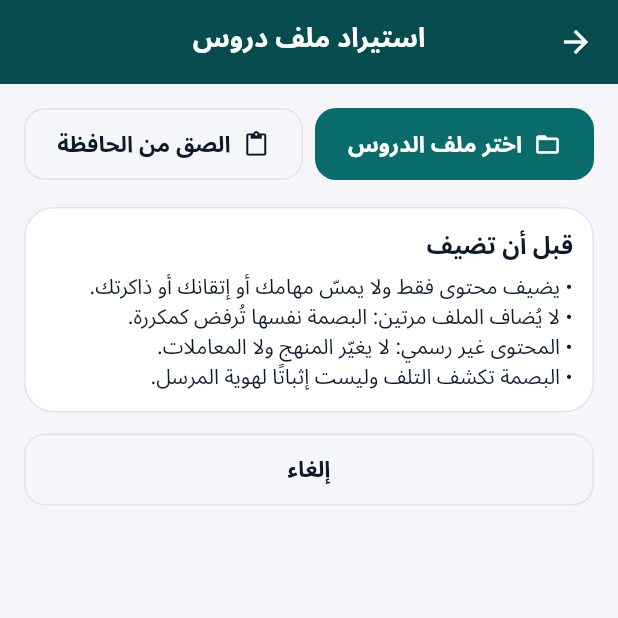
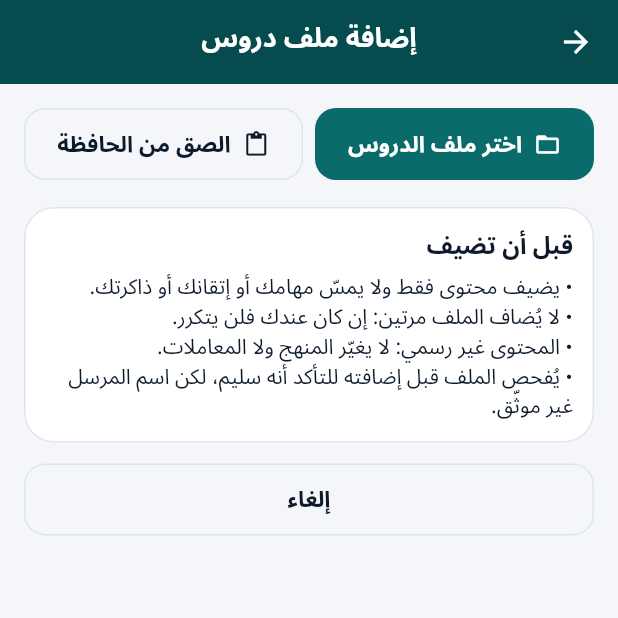
Before and after one commit to njigihmgugiuuif/morafig-tilmid, a Flutter app: the ImportScreen screen opened directly, on a phone screen of 412 x 824 dp, the top half of it. Run offline on Flutter 3.47's test engine with Material 3 defaults, Android fonts, the phone set to English and light mode, and no system bars; our stand-ins replace drift, shared_preferences; missing offline and left inert: dart:html, dart:js_interop; accounts and stored records are empty; generated files the repository leaves out were written again; Roboto replaces fonts that are missing (IBM Plex Sans Arabic, Readex Pro).

Commit message:
Apply round 1b: separate student lessons database, plain-Arabic wording, longer database wait

```diff
--- a/lib/database/connection/connection.dart
+++ b/lib/database/connection/connection.dart
@@ -21,3 +21,8 @@ QueryExecutor openConnection() {
 QueryExecutor openTeacherConnection() {
   return _impl.openTeacherConnection();
 }
+
+/// The student's own lessons (separate from the teacher panel's database).
+QueryExecutor openStudentLibraryConnection() {
+  return _impl.openStudentLibraryConnection();
+}
--- a/lib/database/connection/connection_native.dart
+++ b/lib/database/connection/connection_native.dart
@@ -13,6 +13,9 @@ QueryExecutor openConnection() => _open('student_app.sqlite');
 /// The separate teacher-content database (DEVIATION-23).
 QueryExecutor openTeacherConnection() => _open('teacher_content.sqlite');
 
+/// The student's own lessons, apart from the teacher panel's database.
+QueryExecutor openStudentLibraryConnection() => _open('student_library.sqlite');
+
 QueryExecutor _open(String fileName) {
   return LazyDatabase(() async {
     final dir = await getApplicationDocumentsDirectory();
--- a/lib/database/teacher_content_database.dart
+++ b/lib/database/teacher_content_database.dart
@@ -32,6 +32,11 @@ class TeacherContentDatabase extends _$TeacherContentDatabase {
   factory TeacherContentDatabase.open() =>
       TeacherContentDatabase(openTeacherConnection());
 
+  /// The student app's own lessons: same tables, but a database of its own,
+  /// so nothing a teacher authored on the same device is inside it.
+  factory TeacherContentDatabase.openStudentLibrary() =>
+      TeacherContentDatabase(openStudentLibraryConnection());
+
   @override
   int get schemaVersion => 1;
 
--- a/lib/repositories/teacher_content_repository.dart
+++ b/lib/repositories/teacher_content_repository.dart
@@ -189,7 +189,7 @@ class TeacherContentRepository {
         final existing = await _requireLesson(lessonId);
         if (existing.origin != LessonOrigin.authored.toDb) {
           throw TeacherContentException.single('imported_read_only',
-              'الدرس المستورد للقراءة فقط ولا يُعدَّل.');
+              'الدرس الذي وصلك من أستاذ للقراءة فقط ولا يُعدَّل.');
         }
         final status = LessonStatus.fromDb(existing.status);
         // Editing a published lesson is a NEW version; editing a lesson that
@@ -272,7 +272,7 @@ class TeacherContentRepository {
       final lesson = agg.lesson;
       if (lesson.origin != LessonOrigin.authored.toDb) {
         throw TeacherContentException.single('imported_read_only',
-            'حالة الدرس المستورد لا تتغير.');
+            'حالة الدرس الذي وصلك من أستاذ لا تتغير.');
       }
       final from = LessonStatus.fromDb(lesson.status);
       if (!canTransition(from, to)) {
@@ -311,7 +311,7 @@ class TeacherContentRepository {
     final lesson = await _requireLesson(lessonId);
     if (lesson.origin != LessonOrigin.authored.toDb) {
       throw TeacherContentException.single(
-          'imported_read_only', 'الدرس المستورد للقراءة فقط.');
+          'imported_read_only', 'الدرس الذي وصلك من أستاذ للقراءة فقط.');
     }
     await (_db.update(_db.teacherLessons)..where((t) => t.id.equals(lessonId)))
         .write(TeacherLessonsCompanion(
--- a/lib/services/lesson_remote_service.dart
+++ b/lib/services/lesson_remote_service.dart
@@ -82,7 +82,7 @@ class LessonRemoteService {
   void _requireConfigured() {
     if (!configured) {
       throw const RemoteException(
-          'المزامنة عبر الإنترنت غير مفعّلة بعد في هذه النسخة.');
+          'التحديث عبر الإنترنت غير مفعّل بعد في هذه النسخة.');
     }
   }
 
@@ -240,7 +240,7 @@ class LessonRemoteService {
     }
     if (entry.fingerprint != fingerprint) {
       throw const RemoteException(
-          'الدرس موجود على الخادم لكن بصمته لا تطابق ما أرسلته.');
+          'الدرس موجود على الخادم لكن محتواه لا يطابق ما أرسلته.');
     }
     final text = await downloadPackage(entry.packagePath);
     final Object? decoded;
@@ -256,7 +256,7 @@ class LessonRemoteService {
     if (decoded is! Map<String, dynamic> ||
         decoded['fingerprint'] != fingerprint) {
       throw const RemoteException(
-          'الملف الذي على الخادم لا يطابق الدرس المرسَل (البصمة مختلفة).');
+          'الملف الذي على الخادم لا يطابق الدرس المرسَل (المحتوى مختلف).');
     }
     if (pages != expectedPages) {
       throw RemoteException(
--- a/lib/services/teacher_package_service.dart
+++ b/lib/services/teacher_package_service.dart
@@ -136,11 +136,11 @@ class TeacherPackageService {
     final l = agg.lesson;
     if (l.origin != LessonOrigin.authored.toDb) {
       throw TeacherContentException.single(
-          'imported_not_exportable', 'لا يُصدَّر إلا درس كتبتَه أنت.');
+          'imported_not_exportable', 'لا تُحفظ نسخة إلا لدرس كتبتَه أنت.');
     }
     if (LessonStatus.fromDb(l.status) != LessonStatus.published) {
       throw TeacherContentException.single('not_published',
-          'لا تُصدَّر إلا الدروس «المنشورة». أرسل الدرس إلى المراجعة ثم اعتمده.');
+          'لا تُحفظ نسخة إلا للدروس «المنشورة». أرسل الدرس إلى المراجعة ثم اعتمده.');
     }
     final content = PackageContent(
       originLessonId: l.id,
@@ -312,7 +312,7 @@ class TeacherPackageService {
     if (stated is! String || stated != fingerprint) {
       return const PackagePreview(
           kind: PackageKind.corrupt,
-          message: 'بصمة ملف الدروس لا تطابق محتواه: الملف تالف أو عُدّل. '
+          message: 'هذا الملف تالف أو عُدّل بعد إنشائه. '
               'بياناتك لم تُمَس.');
     }
 
@@ -320,7 +320,7 @@ class TeacherPackageService {
     if (dup != null) {
       return PackagePreview(
         kind: PackageKind.duplicate,
-        message: 'هذا الملف موجود عندك بنفس البصمة، فلن تُضاف مرتين.',
+        message: 'هذا الدرس موجود عندك بالفعل، فلن يُضاف مرتين.',
         content: content,
         fingerprint: fingerprint,
         existingVersion: dup.versionNumber,
--- a/lib/ui/library/import_screen.dart
+++ b/lib/ui/library/import_screen.dart
@@ -123,7 +123,7 @@ class _ImportScreenState extends State<ImportScreen> {
     final preview = _preview;
     final c = preview?.content;
     return Scaffold(
-      appBar: AppBar(title: const Text('استيراد ملف دروس')),
+      appBar: AppBar(title: const Text('إضافة ملف دروس')),
       body: SafeArea(
         child: ListView(
           padding: const EdgeInsets.all(16),
@@ -209,9 +209,9 @@ class _ImportScreenState extends State<ImportScreen> {
                             fontSize: 16, fontWeight: FontWeight.w700)),
                     SizedBox(height: 6),
                     Text('• يضيف محتوى فقط ولا يمسّ مهامك أو إتقانك أو ذاكرتك.'),
-                    Text('• لا يُضاف الملف مرتين: البصمة نفسها تُرفض كمكررة.'),
+                    Text('• لا يُضاف الملف مرتين: إن كان عندك فلن يتكرر.'),
                     Text('• المحتوى غير رسمي: لا يغيّر المنهج ولا المعاملات.'),
-                    Text('• البصمة تكشف التلف وليست إثباتًا لهوية المرسل.'),
+                    Text('• يُفحص الملف قبل إضافته للتأكد أنه سليم، لكن اسم المرسل غير موثّق.'),
                   ],
                 ),
               ),
--- a/lib/ui/library/library_screen.dart
+++ b/lib/ui/library/library_screen.dart
@@ -75,7 +75,7 @@ class _LibraryScreenState extends State<LibraryScreen> {
     if (!state.lessonRemote.configured) {
       if (!silent) {
         setState(() => _syncMessage =
-            'التحديث عبر الإنترنت غير مفعّل بعد. يمكنك استيراد ملف دروس يدويًا.');
+            'التحديث عبر الإنترنت غير مفعّل بعد. يمكنك إضافة ملف دروس من أستاذك.');
       }
       return;
     }
@@ -157,11 +157,11 @@ class _LibraryScreenState extends State<LibraryScreen> {
       actions: [
         MqIconButton(
             icon: Icons.storage_outlined,
-            label: 'إدارة المحتوى المستورد',
+            label: 'دروسي على هذا الجهاز',
             onTap: _openManage),
         MqIconButton(
             icon: Icons.download_outlined,
-            label: 'استيراد ملف دروس',
+            label: 'إضافة ملف دروس',
             onTap: _openImport),
       ],
       children: [
@@ -229,7 +229,7 @@ class _LibraryScreenState extends State<LibraryScreen> {
               spacing: 6,
               children: [
                 ChoiceChip(
-                  label: const Text('كل ما استوردته'),
+                  label: const Text('كل دروسي'),
                   selected: _level == null,
                   onSelected: (_) => setState(() => _level = null),
                 ),
@@ -247,7 +247,7 @@ class _LibraryScreenState extends State<LibraryScreen> {
                   repo.listImported(level: _level, query: _search.text),
               isEmpty: (d) => d.isEmpty,
               emptyMessage:
-                  'لا دروس مستوردة بعد. اطلب من أستاذك ملف الدروس ثم اضغط «استيراد ملف دروس».',
+                  'لا دروس عندك بعد. اختر مستواك واضغط «حدّث الدروس من الإنترنت»، أو اطلب من أستاذك ملف دروس ثم اضغط «إضافة ملف دروس».',
               emptyIcon: Icons.menu_book_outlined,
               builder: (context, items) {
                 final bySubject = <String, List<LessonListItem>>{};
@@ -297,7 +297,7 @@ class _LibraryScreenState extends State<LibraryScreen> {
             ),
             const SizedBox(height: 8),
             const InfoBox(
-              'تظهر لك كل الدروس التي استوردتها. خيارات المستوى أعلاه للتصفية فقط '
+              'تظهر لك كل دروسك المحفوظة على الجهاز. خيارات المستوى أعلاه للتصفية فقط '
               'وليست قيدًا على ما يمكنك فتحه.',
               icon: Icons.help_outline,
             ),
@@ -305,7 +305,7 @@ class _LibraryScreenState extends State<LibraryScreen> {
             FilledButton.icon(
               onPressed: _openImport,
               icon: const Icon(Icons.download),
-              label: const Text('استيراد ملف دروس من أستاذ'),
+              label: const Text('إضافة ملف دروس من أستاذ'),
             ),
       ],
     );
--- a/lib/ui/library/manage_imported_screen.dart
+++ b/lib/ui/library/manage_imported_screen.dart
@@ -24,8 +24,8 @@ class _ManageImportedScreenState extends State<ManageImportedScreen> {
     final ok = await confirmDialog(
       context,
       title: 'تأكيد الحذف',
-      message: 'سيُحذف «${item.lesson.title}» من جهازك. يمكنك استيراده مرة '
-          'أخرى متى توفّر الملف. مهامك وإتقانك وذاكرتك لا تتأثر.',
+      message: 'سيُحذف «${item.lesson.title}» من جهازك. يمكنك إضافته مرة '
+          'أخرى متى توفّر الملف أو بتحديثه من الإنترنت. مهامك وإتقانك وذاكرتك لا تتأثر.',
       confirmLabel: 'احذف',
     );
     if (!ok || !mounted) return;
@@ -49,7 +49,7 @@ class _ManageImportedScreenState extends State<ManageImportedScreen> {
   Widget build(BuildContext context) {
     final repo = context.read<AppState>().teacherRepository;
     return Scaffold(
-      appBar: AppBar(title: const Text('إدارة المحتوى المستورد')),
+      appBar: AppBar(title: const Text('دروسي على هذا الجهاز')),
       body: SafeArea(
         child: ListView(
           padding: const EdgeInsets.all(16),
@@ -57,7 +57,7 @@ class _ManageImportedScreenState extends State<ManageImportedScreen> {
             AsyncSection<List<LessonListItem>>(
               future: repo.listImported,
               isEmpty: (d) => d.isEmpty,
-              emptyMessage: 'لا محتوى مستوردًا.',
+              emptyMessage: 'لا دروس محفوظة على جهازك.',
               emptyIcon: Icons.storage_outlined,
               builder: (context, items) {
                 final used = items.fold<int>(0, (s, i) => s + i.bytes);
--- a/lib/ui/screens/settings_screen.dart
+++ b/lib/ui/screens/settings_screen.dart
@@ -253,13 +253,13 @@ class _SettingsScreenState extends State<SettingsScreen> {
               crossAxisAlignment: CrossAxisAlignment.stretch,
               children: [
                 Text(
-                  'التصدير ينسخ كل بياناتك كنص إلى الحافظة. للاستعادة انسخ '
+                  'حفظ النسخة ينسخ كل بياناتك كنص إلى الحافظة. للاستعادة انسخ '
                   'ذلك النص ثم اضغط «استعادة من الحافظة».',
                   style: MqType.small.copyWith(color: p.ink2),
                 ),
                 const SizedBox(height: 12),
                 MqButton(
-                  label: 'تصدير نسخة احتياطية',
+                  label: 'احفظ نسخة احتياطية',
                   icon: Icons.copy_all_outlined,
                   kind: MqButtonKind.secondary,
                   block: true,
@@ -332,7 +332,7 @@ class _ResetConfirmDialogState extends State<_ResetConfirmDialog> {
         crossAxisAlignment: CrossAxisAlignment.stretch,
         children: [
           const Text(
-            'سيُحذف كل شيء من هذا الجهاز نهائيًا ولا يمكن التراجع. صدّر '
+            'سيُحذف كل شيء من هذا الجهاز نهائيًا ولا يمكن التراجع. احفظ '
             'نسخة احتياطية أولًا إن أردت الاحتفاظ ببياناتك.',
           ),
           const SizedBox(height: 12),
--- a/lib/ui/state/app_state.dart
+++ b/lib/ui/state/app_state.dart
@@ -40,7 +40,9 @@ class AppState extends ChangeNotifier {
   /// TeacherSession for what it does NOT do (it cannot verify identity).
   /// The separate teacher-content database (DEVIATION-23), opened on first
   /// use so a student who never opens the library pays nothing for it.
-  late final TeacherContentDatabase teacherDb = TeacherContentDatabase.open();
+  late final TeacherContentDatabase teacherDb = _teacherOnly
+      ? TeacherContentDatabase.open()
+      : TeacherContentDatabase.openStudentLibrary();
 
   TeacherContentRepository get teacherRepository =>
       TeacherContentRepository(teacherDb, mainDb: _teacherOnly ? null : db);
--- a/lib/ui/teacher/teacher_account_tab.dart
+++ b/lib/ui/teacher/teacher_account_tab.dart
@@ -168,7 +168,7 @@ class _TeacherAccountTabState extends State<TeacherAccountTab> {
                     subtitle: Text(s == null
                         ? '...'
                         : s.packages == 0
-                            ? 'لم يُصدَّر ملف بعد'
+                            ? 'لم تُحفظ نسخة بعد'
                             : '${s.packages} ملفات · آخرها '
                                 '${last == null ? '' : _ago(last)}'),
                   );
@@ -190,8 +190,8 @@ class _TeacherAccountTabState extends State<TeacherAccountTab> {
                 _Rule('المحتوى يذهب في اتجاه واحد: من الأستاذ إلى التلميذ.'),
                 _Rule('لا تصل إليك بيانات أي تلميذ: لا إتقان ولا أخطاء ولا هوية.'),
                 _Rule('ما تنشره لا يغيّر المنهج الرسمي ولا المعاملات ولا '
-                    'محركات التلميذ.'),
-                _Rule('التلميذ يحذف ما استورده متى شاء دون أثر على بقية '
+                    'خطة التلميذ.'),
+                _Rule('التلميذ يحذف ما وصله متى شاء دون أثر على بقية '
                     'بياناته.'),
               ],
             ),
--- a/lib/ui/teacher/teacher_actions.dart
+++ b/lib/ui/teacher/teacher_actions.dart
@@ -41,8 +41,8 @@ Future<void> exportLessonPackage(BuildContext context, String lessonId) async {
     showSnack(
         context,
         saved
-            ? 'صُدّر الملف: ${out.fileName}'
-            : 'نُسخ الملف إلى الحافظة. الصقها في ملف أو أرسلها للتلميذ.');
+            ? 'حُفظت نسخة الدرس: ${out.fileName}'
+            : 'نُسخ الدرس. الصقه في ملف أو أرسله للتلميذ.');
   } catch (e) {
     if (!context.mounted) return;
     showRefusal(context, e);
--- a/lib/ui/teacher/teacher_entry_screen.dart
+++ b/lib/ui/teacher/teacher_entry_screen.dart
@@ -212,8 +212,8 @@ class _TeacherEntryScreenState extends State<TeacherEntryScreen> {
           )
         else ...const [
           InfoBox(
-            'المزامنة مع التلاميذ غير مفعّلة بعد في هذه النسخة. يمكنك كتابة '
-            'الدروس وتصديرها كملف. الرمز راحة على هذا الجهاز وليس حماية.',
+            'إرسال الدروس للتلاميذ عبر الإنترنت غير مفعّل بعد في هذه النسخة. '
+            'يمكنك كتابة الدروس وحفظ نسخة منها كملف. الرمز راحة على هذا الجهاز وليس حماية.',
             icon: Icons.warning_amber_rounded,
           ),
         ],
--- a/lib/ui/teacher/teacher_lessons_tab.dart
+++ b/lib/ui/teacher/teacher_lessons_tab.dart
@@ -142,7 +142,7 @@ class _TeacherLessonsTabState extends State<TeacherLessonsTab> {
                                   LessonStatus.published)
                                 const PopupMenuItem(
                                     value: 'export',
-                                    child: Text('صدّر الملف (نسخة احتياطية)')),
+                                    child: Text('احفظ نسخة من الدرس (ملف)')),
                               if (LessonStatus.fromDb(i.lesson.status) ==
                                   LessonStatus.published)
                                 const PopupMenuItem(
```
Also changed, not shown: lib/database/connection/connection_web.dart (+9 -3 lines), lib/ui/teacher/lesson_wizard_screen.dart (+6 -6 lines), 2 other files.
